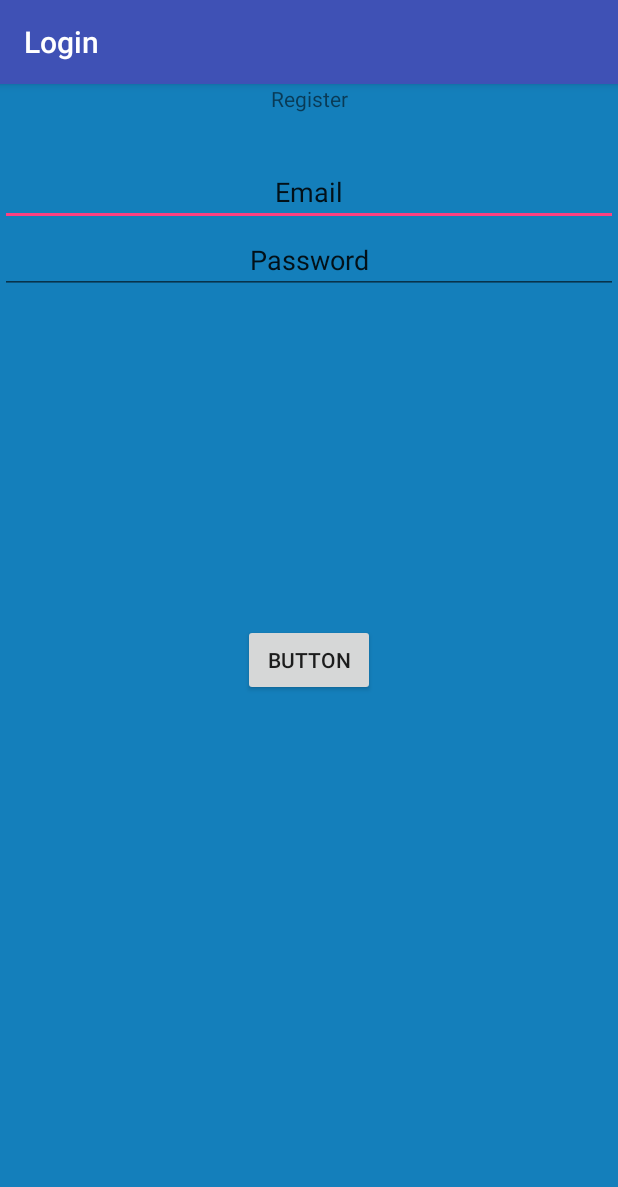
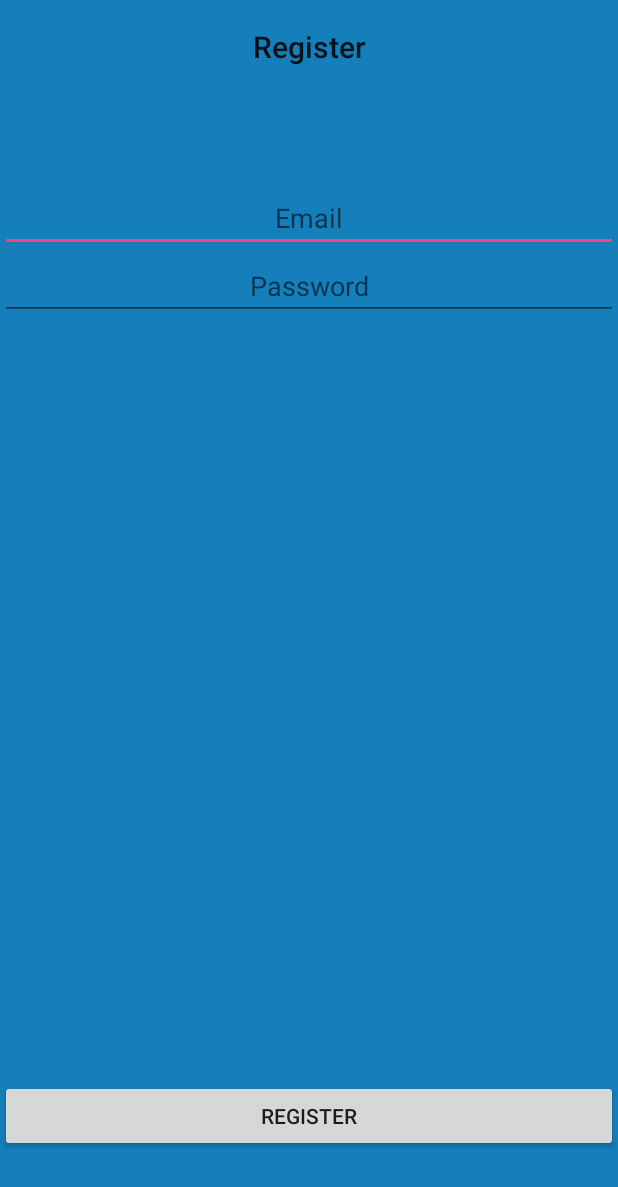
Before and after one commit to RajaKos/RajaKos, an Android app: the RegisterActivity screen opened directly, with no data from a screen before it, on a phone screen of 412 x 824 dp. Shown: the top 1187 px of the screen. Run offline under Robolectric (Android 15) with nearby library versions, the phone set to English and light mode, and no system bars; our stand-ins replace Firebase (no records; nobody signed in at launch, a user with empty details on screens opened directly).

Commit message:
Register Final

```diff
--- a/app/build.gradle
+++ b/app/build.gradle
@@ -28,6 +28,7 @@ dependencies {
     compile 'com.android.support:appcompat-v7:23.2.1'
     compile 'com.android.volley:volley:1.0.0'
     compile 'com.android.support:design:23.2.1'
+    compile 'com.google.firebase:firebase-core:9.8.0'
     compile 'com.google.firebase:firebase-auth:9.8.0'
     compile 'com.google.firebase:firebase-database:9.8.0'
     compile 'com.android.support:support-v4:23.2.1'
--- a/app/src/main/AndroidManifest.xml
+++ b/app/src/main/AndroidManifest.xml
@@ -21,9 +21,9 @@
             android:name=".MenuActivity"
             android:label="@string/title_activity_menu"
             android:theme="@style/AppTheme.NoActionBar"></activity>
-        <activity android:name=".RegisterActivity">
-
-        </activity>
+        <activity
+            android:name=".RegisterActivity"
+            android:theme="@style/AppTheme.NoActionBar"></activity>
     </application>
 
 </manifest>
--- a/app/src/main/java/xiirpl508182838/project/smktelkom_mlg/sch/id/MainActivity.java
+++ b/app/src/main/java/xiirpl508182838/project/smktelkom_mlg/sch/id/MainActivity.java
@@ -32,6 +32,7 @@ public class MainActivity extends AppCompatActivity implements View.OnClickListe
         setContentView(R.layout.login);
 
         firebaseAuth = FirebaseAuth.getInstance();
+
         if (firebaseAuth.getCurrentUser() != null) {
             finish();
             startActivity(new Intent(getApplicationContext(), MenuActivity.class));
@@ -71,6 +72,8 @@ public class MainActivity extends AppCompatActivity implements View.OnClickListe
                 if (task.isSuccessful()) {
                     finish();
                     startActivity(new Intent(getApplicationContext(), MenuActivity.class));
+                } else {
+                    Toast.makeText(MainActivity.this, task.getException().getMessage(), Toast.LENGTH_LONG).show();
                 }
             }
         });
--- a/app/src/main/java/xiirpl508182838/project/smktelkom_mlg/sch/id/RegisterActivity.java
+++ b/app/src/main/java/xiirpl508182838/project/smktelkom_mlg/sch/id/RegisterActivity.java
@@ -21,13 +21,14 @@ import com.google.firebase.auth.FirebaseAuth;
 
 public class RegisterActivity extends AppCompatActivity implements View.OnClickListener {
 
-    private Button buttonRegister;
-    private EditText editTextEmail;
-    private EditText ediTextPassword;
+    private Button btRegist;
+    private EditText etEmail;
+    private EditText etPassword;
 
     private ProgressDialog progressDialog;
 
     private FirebaseAuth firebaseAuth;
+
     @Override
     protected void onCreate(Bundle savedInstanceState) {
         super.onCreate(savedInstanceState);
@@ -35,28 +36,26 @@ public class RegisterActivity extends AppCompatActivity implements View.OnClickL
 
         firebaseAuth = FirebaseAuth.getInstance();
 
+
         progressDialog = new ProgressDialog(this);
 
-        buttonRegister = (Button) findViewById(R.id.buttonRegister);
+        btRegist = (Button) findViewById(R.id.buttonRegister);
+        etEmail = (EditText) findViewById(R.id.editTextEmail);
+        etPassword = (EditText) findViewById(R.id.editTextPassword);
 
-        editTextEmail = (EditText) findViewById(R.id.editTextEmail);
-        ediTextPassword = (EditText) findViewById(R.id.editTextPassword);
-
-        buttonRegister.setOnClickListener(this);
-
+        btRegist.setOnClickListener(this);
 
     }
 
     private void registerUser() {
-        String email = editTextEmail.getText().toString().trim();
-        String password = ediTextPassword.getText().toString().trim();
+        String email = etEmail.getText().toString().trim();
+        String password = etPassword.getText().toString().trim();
 
         if (TextUtils.isEmpty(email)) {
             //email is empty
             Toast.makeText(this, "Please enter email", Toast.LENGTH_SHORT).show();
             //stopping the function execution further
             return;
-
         }
         if (TextUtils.isEmpty(password)) {
             //password is empty
@@ -64,37 +63,26 @@ public class RegisterActivity extends AppCompatActivity implements View.OnClickL
             //stopping the function execution further
             return;
         }
-        //if validations are ok
-        //we will first show a progressbar
-
         progressDialog.setMessage("Registeing User...");
         progressDialog.show();
 
-        firebaseAuth.createUserWithEmailAndPassword(email, password)
-                .addOnCompleteListener(this, new OnCompleteListener<AuthResult>() {
-                    @Override
-                    public void onComplete(@NonNull Task<AuthResult> task) {
-                        if (task.isSuccessful()) {
-                            //user is successfully registered and logged in
-                            //we will start the profile activity here
-                            //right now late display a toast only
-                            Toast.makeText(RegisterActivity.this, "Registered Successfully", Toast.LENGTH_SHORT).show();
-                        } else {
-                            Toast.makeText(RegisterActivity.this, "Could not register..please try again", Toast.LENGTH_SHORT).show();
-                        }
+        firebaseAuth.createUserWithEmailAndPassword(email, password).addOnCompleteListener(this, new OnCompleteListener<AuthResult>() {
+            @Override
+            public void onComplete(@NonNull Task<AuthResult> task) {
+                if (task.isSuccessful()) {
+                    Toast.makeText(RegisterActivity.this, "Register Sukses", Toast.LENGTH_SHORT).show();
+                } else {
+                    Toast.makeText(RegisterActivity.this, task.getException().getMessage(), Toast.LENGTH_SHORT).show();
+                }
+            }
+        });
 
-                    }
-
-                });
     }
-
 
     @Override
     public void onClick(View view) {
-        if (view == buttonRegister) {
+        if (view == btRegist) {
             registerUser();
         }
-
-
     }
 }
--- a/app/src/main/res/layout/daftar.xml
+++ b/app/src/main/res/layout/daftar.xml
@@ -7,18 +7,27 @@
     android:weightSum="1">
 
 
-    <EditText
-        android:id="@+id/editTextPassword"
+    <TextView
+        android:id="@+id/textViewLogin"
         android:layout_width="match_parent"
         android:layout_height="wrap_content"
         android:layout_alignParentLeft="true"
         android:layout_alignParentStart="true"
-        android:layout_gravity="center"
-        android:layout_marginTop="49dp"
-        android:ems="10"
-        android:gravity="center_vertical|center|clip_horizontal"
-        android:inputType="textPersonName"
-        android:text="Email" />
+        android:layout_alignParentTop="true"
+        android:layout_marginTop="17dp"
+        android:gravity="center"
+        android:text="Register"
+        android:textAppearance="@style/TextAppearance.AppCompat.Widget.ActionBar.Title" />
+
+    <Button
+        android:id="@+id/buttonRegister"
+        android:layout_width="match_parent"
+        android:layout_height="wrap_content"
+        android:layout_alignParentBottom="true"
+        android:layout_alignParentLeft="true"
+        android:layout_alignParentStart="true"
+        android:layout_marginBottom="56dp"
+        android:text="Register" />
 
     <EditText
         android:id="@+id/editTextEmail"
@@ -26,28 +35,25 @@
         android:layout_height="wrap_content"
         android:layout_alignParentLeft="true"
         android:layout_alignParentStart="true"
-        android:layout_below="@+id/editTextPassword"
+        android:layout_below="@+id/textViewLogin"
+        android:layout_gravity="center"
+        android:layout_marginTop="78dp"
         android:ems="10"
-        android:gravity="center_vertical|center"
-        android:inputType="textPersonName"
-        android:text="Password" />
+        android:gravity="center_vertical|center|clip_horizontal"
+        android:hint="Email"
+        android:inputType="textEmailAddress" />
 
-    <TextView
-        android:id="@+id/textViewLogin"
+    <EditText
+        android:id="@+id/editTextPassword"
         android:layout_width="match_parent"
         android:layout_height="wrap_content"
         android:layout_alignParentLeft="true"
         android:layout_alignParentStart="true"
-        android:layout_alignParentTop="true"
-        android:gravity="center"
-        android:text="Register" />
+        android:layout_below="@+id/editTextEmail"
+        android:ems="10"
+        android:gravity="center_vertical|center"
+        android:hint="Password"
+        android:inputType="textPassword" />
 
-    <Button
-        android:id="@+id/buttonRegister"
-        android:layout_width="wrap_content"
-        android:layout_height="wrap_content"
-        android:layout_centerHorizontal="true"
-        android:layout_centerVertical="true"
-        android:text="Button" />
 
 </RelativeLayout>
--- a/app/src/main/res/menu/activity_menu_drawer.xml
+++ b/app/src/main/res/menu/activity_menu_drawer.xml
@@ -3,15 +3,15 @@
 
     <group android:checkableBehavior="single">
         <item
-            android:id="@+id/nav_camera"
+            android:id="@+id/nav_about"
             android:icon="@drawable/ic_person_pin_black_24dp"
             android:title="About Us" />
         <item
-            android:id="@+id/nav_gallery"
+            android:id="@+id/nav_help"
             android:icon="@drawable/ic_live_help_black_24dp"
             android:title="Bantuan" />
         <item
-            android:id="@+id/nav_slideshow"
+            android:id="@+id/nav_logout"
             android:icon="@drawable/ic_power_settings_new_black_24dp"
             android:title="Logout" />
     </group>
```
Also changed, not shown: app/src/main/java/xiirpl508182838/project/smktelkom_mlg/sch/id/MenuActivity.java (+19 -12 lines).
